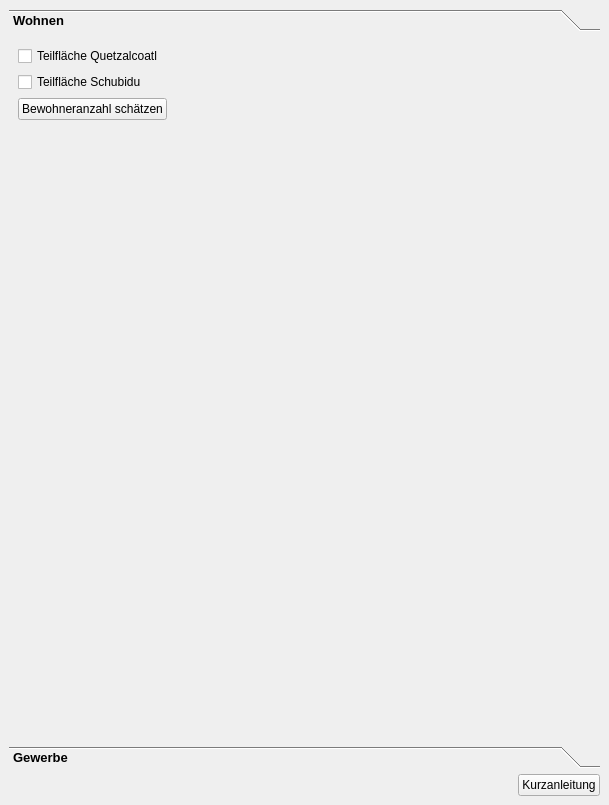
Before: the Qt Designer form projektcheck/ui/ProjektCheck_dockwidget_analysis_01-BA.ui in projektcheck/ProjektCheck-QGIS, drawn with Qt 5.
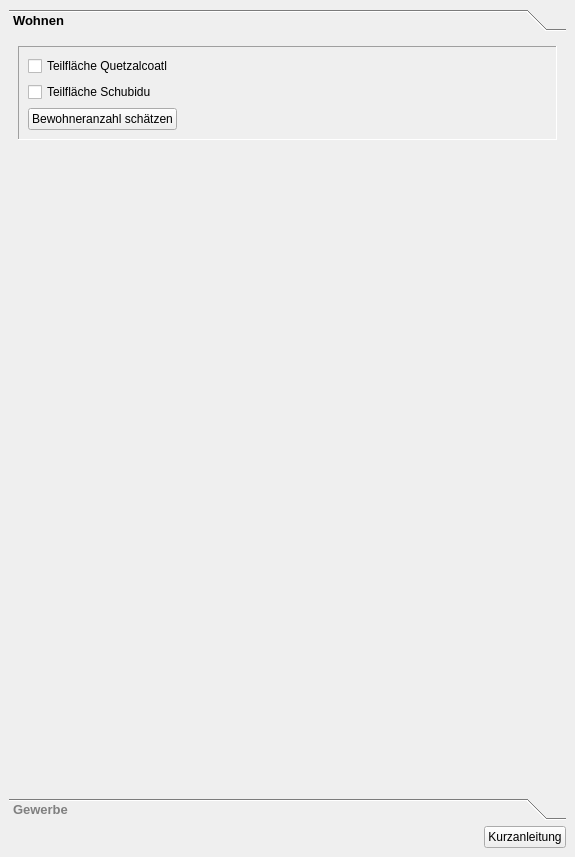
After: the same form once the commit is applied. Icons and pictures are not drawn.

Commit message: consistent design and button icons and icons

```diff
--- a/projektcheck/ui/ProjektCheck_dockwidget_analysis_01-BA.ui
+++ b/projektcheck/ui/ProjektCheck_dockwidget_analysis_01-BA.ui
@@ -6,20 +6,48 @@
    <rect>
     <x>0</x>
     <y>0</y>
-    <width>609</width>
-    <height>805</height>
+    <width>575</width>
+    <height>857</height>
    </rect>
   </property>
   <property name="styleSheet">
    <string notr="true">QToolBox:tab {
 	font: bold 10pt ;
+    color: Grey;
+}
+QToolBox:tab:selected {
+	font: bold 10pt ;
     color: black;
 }
 QGroupBox::title {
 	font: bold italic 8pt ;
     color: black;
 }
-</string>
+QPushButton::flat{
+background-color: none;
+border: 0;
+border-style:none;
+border-color: blue;
+border-width: 0px;
+border-radius: 0px;
+padding:2px;
+}
+QPushButton::flat:hover{
+background-color: azure;
+border-style:solid;
+border-color: royalblue;
+border-width: 1px;
+border-radius: 0px;
+padding: 2px;
+}
+QPushButton::flat:pressed{
+background-color: powderblue;
+border-style:solid;
+border-color: royalblue;
+border-width: 1px;
+border-radius: 0px;
+padding: 2px;
+}</string>
   </property>
   <property name="windowTitle">
    <string>Projekt-Check Analyse-Tools // Bewohner und Arbeitsplätze</string>
@@ -42,8 +70,8 @@
         <rect>
          <x>0</x>
          <y>0</y>
-         <width>591</width>
-         <height>679</height>
+         <width>557</width>
+         <height>731</height>
         </rect>
        </property>
        <attribute name="label">
@@ -51,6 +79,15 @@
        </attribute>
        <layout class="QVBoxLayout" name="verticalLayout_2">
         <item>
+         <widget class="QFrame" name="frame">
+          <property name="frameShape">
+           <enum>QFrame::Panel</enum>
+          </property>
+          <property name="frameShadow">
+           <enum>QFrame::Sunken</enum>
+          </property>
+          <layout class="QVBoxLayout" name="verticalLayout_4">
+           <item>
          <widget class="QCheckBox" name="checkBox_3">
           <property name="text">
            <string>Teilfläche Quetzalcoatl</string>
@@ -84,6 +121,9 @@
           </property>
          </widget>
         </item>
+          </layout>
+         </widget>
+        </item>
         <item>
          <spacer name="verticalSpacer_3">
           <property name="orientation">
```
Left out of the diff: 16 changed lines with no effect on the pictures. Lines whose indentation alone changed are shown as unchanged. The commit also changes 91 other files.
